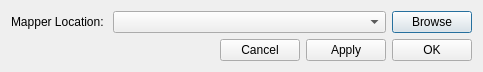
First picture: the form in configdialog.ui, repository AirSThib/MinetestMapperGUI, before the edit.
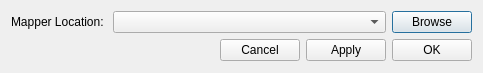
Second picture: the form after the edit. Icons and pictures are not drawn.

What changed in the file:
```diff
--- a/configdialog.ui
+++ b/configdialog.ui
@@ -7,7 +7,7 @@
     <x>0</x>
     <y>0</y>
     <width>483</width>
-    <height>66</height>
+    <height>73</height>
    </rect>
   </property>
   <property name="windowTitle">
```
Left out of the diff: 2 changed lines with no effect on the pictures.
